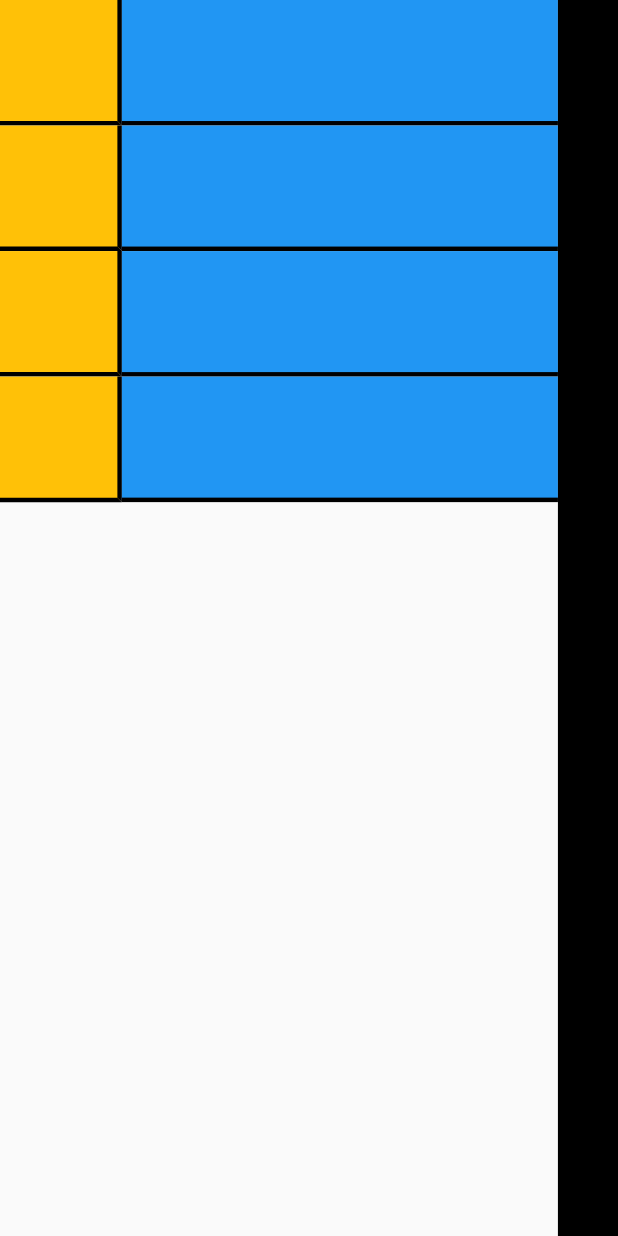
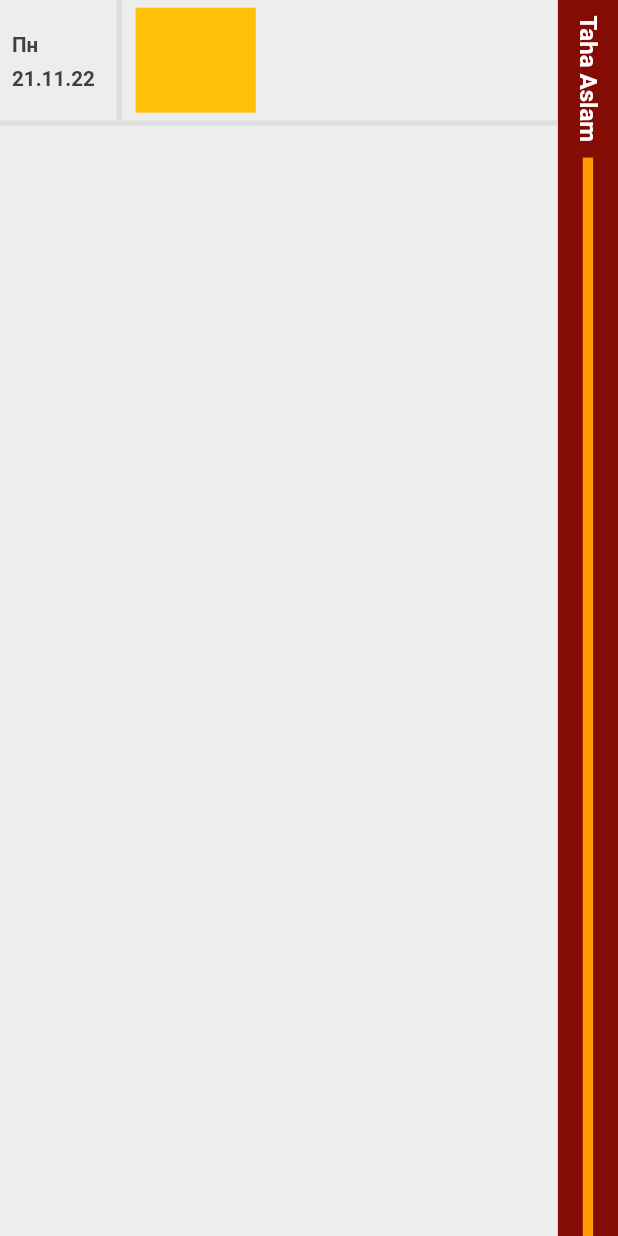
Before and after one commit to tahaaslam1/final_match_schedule, a Flutter app: the screen it shows after launch, on a phone screen of 412 x 824 dp. Run offline on Flutter 3.47's test engine with Material 2 defaults, Android fonts, the light colour scheme and no system bars; our stand-ins replace flutter_screenutil; Roboto replaces fonts that are missing (Ubuntu).

Commit message:
done date card

```diff
--- a/final_match_schedule/lib/constants.dart
+++ b/final_match_schedule/lib/constants.dart
@@ -1,8 +1,22 @@
 import 'package:flutter/material.dart';
+import 'package:flutter_screenutil/flutter_screenutil.dart';
 
+//TODO : change file name..
 class Styles {
-  static const kBackgroundColor = Color(0xFFEDEDED);
-  static const kPrimaryColor = Color(0xFF840C04);
-  static const kLineColor = Color(0xFFFF9900);
-  static const kTextColor = Color(0xFF404040);
+  static const backgroundColor = Color(0xFFEDEDED);
+  static const sideBarBackgroundColor = Color(0xFF840C04);
+  static const matchCardDividerColor = Color(0xFFFFAF00);
+  static const sideBarLineColor = Color(0xFFFF9900);
+  static const primaryTextColor = Color(0xFF404040);
+  static const secondaryTextColor = Color(0xFFFFFFFF);
+  static const gridLineColor = Color(0xFFDEDEDE);
+
+
+  static final TextStyle dateCardTextStyle = TextStyle(
+    color: Styles.primaryTextColor,
+    fontSize: 12.sp,
+    fontWeight: FontWeight.w700,
+    fontFamily: 'Ubuntu',
+    fontStyle: FontStyle.normal,
+  );
 }
--- a/final_match_schedule/lib/presentation/screens/home_screen/home_screen.dart
+++ b/final_match_schedule/lib/presentation/screens/home_screen/home_screen.dart
@@ -1,3 +1,5 @@
+import 'package:final_match_schedule/constants.dart';
+import 'package:final_match_schedule/presentation/screens/home_screen/local_widgets/date_card.dart';
 import 'package:flutter/material.dart';
 import 'package:flutter_screenutil/flutter_screenutil.dart';
 
@@ -8,145 +10,49 @@ class HomeScreen extends StatelessWidget {
   Widget build(BuildContext context) {
     return SafeArea(
       child: Scaffold(
-        body: Row(
+        backgroundColor: Styles.backgroundColor,
+        body: CustomScrollView(
+          slivers: [
+            SliverFillRemaining(
+              hasScrollBody: false,
+              child: Row(
                 children: [
                   Expanded(
                     child: Column(
                       children: [
                         Row(
                           children: [
-                      Container(
+                            const DateCard(),
+                            Expanded(
+                              child: Container(
                                 height: 65.h,
-                        width: 71.w,
-                        decoration: const BoxDecoration(
-                          color: Colors.amber,
+                                decoration: BoxDecoration(
                                   border: Border(
-                            right: BorderSide(
-                              color: Colors.black,
-                              width: 3.0,
-                            ),
                                     bottom: BorderSide(
-                              color: Colors.black,
-                              width: 3.0,
+                                      color: Styles.gridLineColor,
+                                      width: 3.0.w,
                                     ),
                                   ),
                                 ),
+                                child: Padding(
+                                  padding: EdgeInsets.only(
+                                    left: 8.0.w,
+                                    top: 4.0.h,
+                                    bottom: 4.0.h,
                                   ),
-                      Expanded(
-                        child: Container(
-                          height: 65.h,
-                          decoration: const BoxDecoration(
-                            color: Colors.blue,
-                            border: Border(
-                              bottom: BorderSide(
-                                color: Colors.black,
-                                width: 3.0,
+                                  child: ListView(
+                                    shrinkWrap: true,
+                                    scrollDirection: Axis.horizontal,
+                                    children: [
+                                      Container(
+                                        height: 52.h,
+                                        width: 70.w,
+                                        color: Colors.amber,
                                       ),
-                            ),
-                          ),
-                        ),
+                                      SizedBox(
+                                        width: 10.0.w,
                                       ),
                                     ],
-                  ),
-                  Row(
-                    children: [
-                      Container(
-                        height: 65.h,
-                        width: 71.w,
-                        decoration: const BoxDecoration(
-                          color: Colors.amber,
-                          border: Border(
-                            right: BorderSide(
-                              color: Colors.black,
-                              width: 3.0,
-                            ),
-                            bottom: BorderSide(
-                              color: Colors.black,
-                              width: 3.0,
-                            ),
-                          ),
-                        ),
-                      ),
-                      Expanded(
-                        child: Container(
-                          height: 65.h,
-                          decoration: const BoxDecoration(
-                            color: Colors.blue,
-                            border: Border(
-                              bottom: BorderSide(
-                                color: Colors.black,
-                                width: 3.0,
-                              ),
-                            ),
-                          ),
-                        ),
-                      ),
-                    ],
-                  ),
-                  Row(
-                    children: [
-                      Container(
-                        height: 65.h,
-                        width: 71.w,
-                        decoration: const BoxDecoration(
-                          color: Colors.amber,
-                          border: Border(
-                            right: BorderSide(
-                              color: Colors.black,
-                              width: 3.0,
-                            ),
-                            bottom: BorderSide(
-                              color: Colors.black,
-                              width: 3.0,
-                            ),
-                          ),
-                        ),
-                      ),
-                      Expanded(
-                        child: Container(
-                          height: 65.h,
-                          decoration: const BoxDecoration(
-                            color: Colors.blue,
-                            border: Border(
-                              bottom: BorderSide(
-                                color: Colors.black,
-                                width: 3.0,
-                              ),
-                            ),
-                          ),
-                        ),
-                      ),
-                    ],
-                  ),
-                  Row(
-                    children: [
-                      Container(
-                        height: 65.h,
-                        width: 71.w,
-                        decoration: const BoxDecoration(
-                          color: Colors.amber,
-                          border: Border(
-                            right: BorderSide(
-                              color: Colors.black,
-                              width: 3.0,
-                            ),
-                            bottom: BorderSide(
-                              color: Colors.black,
-                              width: 3.0,
-                            ),
-                          ),
-                        ),
-                      ),
-                      Expanded(
-                        child: Container(
-                          height: 65.h,
-                          decoration: const BoxDecoration(
-                            color: Colors.blue,
-                            border: Border(
-                              bottom: BorderSide(
-                                color: Colors.black,
-                                width: 3.0,
-                              ),
                                   ),
                                 ),
                               ),
@@ -157,8 +63,36 @@ class HomeScreen extends StatelessWidget {
                     ),
                   ),
                   Container(
-              color: Colors.black,
+                    color: Styles.sideBarBackgroundColor,
                     width: 35.0.w,
+                    child: Column(
+                      children: [
+                        SizedBox(height: 8.0.h),
+                        RotatedBox(
+                          quarterTurns: 1,
+                          child: RichText(
+                            text: TextSpan(
+                              text: 'Taha Aslam',
+                              style: TextStyle(
+                                color: Styles.secondaryTextColor,
+                                fontSize: 14.sp,
+                                fontFamily: 'Ubuntu',
+                                fontWeight: FontWeight.w700,
+                                fontStyle: FontStyle.normal,
+                              ),
+                            ),
+                          ),
+                        ),
+                        SizedBox(height: 8.0.h),
+                        Expanded(
+                          child: Container(
+                              width: 6.0.w, color: Styles.sideBarLineColor),
+                        ),
+                      ],
+                    ),
+                  ),
+                ],
+              ),
             ),
           ],
         ),
--- /dev/null
+++ b/final_match_schedule/lib/presentation/screens/home_screen/local_widgets/date_card.dart
@@ -0,0 +1,48 @@
+import 'package:final_match_schedule/constants.dart';
+import 'package:flutter/material.dart';
+import 'package:flutter_screenutil/flutter_screenutil.dart';
+
+class DateCard extends StatelessWidget {
+  const DateCard({
+    Key? key,
+  }) : super(key: key);
+
+  @override
+  Widget build(BuildContext context) {
+    return Container(
+      height: 65.h,
+      width: 71.w,
+      decoration: BoxDecoration(
+        border: Border(
+          right: BorderSide(
+            color: Styles.gridLineColor,
+            width: 3.0.w,
+          ),
+          bottom: BorderSide(
+            color: Styles.gridLineColor,
+            width: 3.0.w,
+          ),
+        ),
+      ),
+      child: Padding(
+        padding: EdgeInsets.only(left: 7.0.w, top: 17.0.h),
+        child: Column(
+          crossAxisAlignment: CrossAxisAlignment.start,
+          children: [
+            Text(
+              'Пн',
+              style: Styles.dateCardTextStyle,
+            ),
+            SizedBox(
+              height: 5.0.h,
+            ),
+            Text(
+              '21.11.22',
+              style: Styles.dateCardTextStyle,
+            ),
+          ],
+        ),
+      ),
+    );
+  }
+}
```
Also changed, not shown: final_match_schedule/lib/presentation/screens/home_screen/local_widgets/example.dart (deleted). Lines whose indentation alone changed are shown as unchanged.
